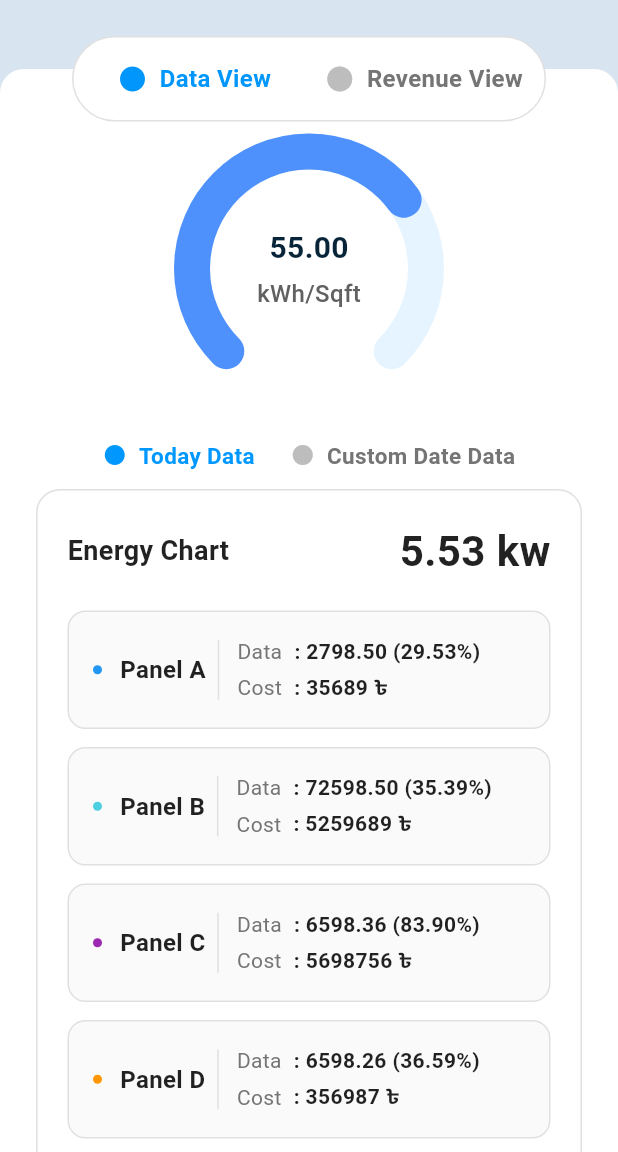
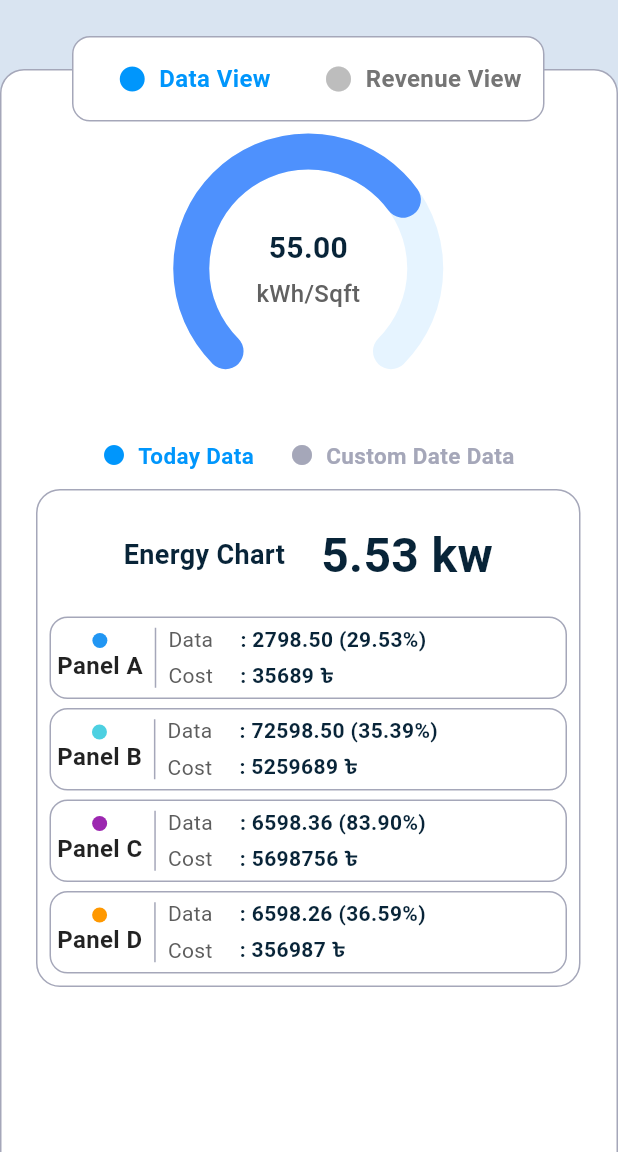
Before and after one commit to Iftikhar-Shams-Niloy/flutter_control_and_monitoring_system, a Flutter app: the DataDetailsScreen screen opened directly with sample values from the repository, on a phone screen of 412 x 824 dp, the part 84-1236 px from its top. Run offline on Flutter 3.47's test engine with Material 3 defaults, Android fonts, the phone set to English and light mode, and no system bars.

Commit message:
Enhance DataDetailsScreen and related widgets; add search functionality.

```diff
--- a/lib/screens/data_details_screen.dart
+++ b/lib/screens/data_details_screen.dart
@@ -1,6 +1,7 @@
 import 'package:flutter/material.dart';
 import 'package:flutter_control_and_monitoring_system/core/app_colors.dart';
 import 'package:flutter_control_and_monitoring_system/models/data_source.dart';
+import 'package:flutter_control_and_monitoring_system/models/energy_data_item.dart';
 import 'package:flutter_control_and_monitoring_system/widgets/view_toggle_widget.dart';
 import 'package:flutter_control_and_monitoring_system/widgets/circular_progress_widget.dart';
 import 'package:flutter_control_and_monitoring_system/widgets/date_toggle_widget.dart';
@@ -23,6 +24,8 @@ class _DataViewScreenState extends State<DataDetailsScreen> {
   bool isTodayData = true;
   DateTime? fromDate;
   DateTime? toDate;
+  String searchQuery = '';
+  bool isSearchVisible = false;
 
   @override
   Widget build(BuildContext context) {
@@ -52,7 +55,7 @@ class _DataViewScreenState extends State<DataDetailsScreen> {
       ),
       body: SingleChildScrollView(
         child: Padding(
-          padding: const EdgeInsets.symmetric(vertical: 16.0),
+          padding: const EdgeInsets.only(top: 16.0),
           child: LayoutBuilder(
             builder: (context, constraints) {
               return ConstrainedBox(
@@ -70,6 +73,7 @@ class _DataViewScreenState extends State<DataDetailsScreen> {
                       child: Container(
                         decoration: BoxDecoration(
                           color: Colors.white,
+                          border: Border.all(color: AppColors.borderGrey),
                           borderRadius: const BorderRadius.only(
                             topLeft: Radius.circular(16),
                             topRight: Radius.circular(16),
@@ -80,7 +84,12 @@ class _DataViewScreenState extends State<DataDetailsScreen> {
                     ),
 
                     Padding(
-                      padding: const EdgeInsets.symmetric(horizontal: 24.0),
+                      padding: const EdgeInsets.only(
+                        top: 0.0,
+                        bottom: 24,
+                        left: 24,
+                        right: 25,
+                      ),
                       child: Column(
                         children: [
                           // ViewToggleWidget
@@ -127,6 +136,8 @@ class _DataViewScreenState extends State<DataDetailsScreen> {
                               DateRangePickerWidget(
                                 fromDate: fromDate,
                                 toDate: toDate,
+                                searchQuery: searchQuery,
+                                isSearchVisible: isSearchVisible,
                                 onFromDateChanged: (date) {
                                   setState(() {
                                     fromDate = date;
@@ -137,7 +148,24 @@ class _DataViewScreenState extends State<DataDetailsScreen> {
                                     toDate = date;
                                   });
                                 },
-                                onSearch: () {},
+                                onSearchQueryChanged: (query) {
+                                  setState(() {
+                                    searchQuery = query;
+                                  });
+                                },
+                                onSearchToggle: () {
+                                  setState(() {
+                                    isSearchVisible = !isSearchVisible;
+                                    if (!isSearchVisible) {
+                                      searchQuery =
+                                          ''; // Clear search when hiding
+                                    }
+                                  });
+                                },
+                                onSearch: () {
+                                  // Search button pressed (already live filtering via onSearchQueryChanged)
+                                  setState(() {});
+                                },
                               ),
                             ],
 
@@ -167,10 +195,9 @@ class _DataViewScreenState extends State<DataDetailsScreen> {
                                       .dataSource
                                       .energyDetails
                                       .chartTotalValue,
-                                  dataItems:
-                                      widget.dataSource.energyDetails.dataItems,
+                                  dataItems: _getFilteredDataItems(),
                                 ),
-                                const SizedBox(height: 24),
+                                const SizedBox(height: 12),
                                 EnergyChartWidget(
                                   title:
                                       '${widget.dataSource.energyDetails.chartTitle} (History)',
@@ -178,8 +205,7 @@ class _DataViewScreenState extends State<DataDetailsScreen> {
                                       .dataSource
                                       .energyDetails
                                       .chartTotalValue,
-                                  dataItems:
-                                      widget.dataSource.energyDetails.dataItems,
+                                  dataItems: _getFilteredDataItems(),
                                 ),
                               ],
                             )
@@ -200,4 +226,16 @@ class _DataViewScreenState extends State<DataDetailsScreen> {
       ),
     );
   }
+
+  List<EnergyDataItem> _getFilteredDataItems() {
+    if (searchQuery.isEmpty) {
+      return widget.dataSource.energyDetails.dataItems;
+    }
+    return widget.dataSource.energyDetails.dataItems
+        .where(
+          (item) =>
+              item.label.toLowerCase().contains(searchQuery.toLowerCase()),
+        )
+        .toList();
+  }
 }
--- a/lib/widgets/data_item_card.dart
+++ b/lib/widgets/data_item_card.dart
@@ -1,4 +1,5 @@
 import 'package:flutter/material.dart';
+import 'package:flutter_control_and_monitoring_system/core/app_colors.dart';
 import 'package:flutter_control_and_monitoring_system/models/energy_data_item.dart';
 
 class DataItemCard extends StatelessWidget {
@@ -9,17 +10,19 @@ class DataItemCard extends StatelessWidget {
   @override
   Widget build(BuildContext context) {
     return Container(
-      padding: const EdgeInsets.all(16),
+      padding: const EdgeInsets.all(4),
       decoration: BoxDecoration(
-        color: Colors.grey[50],
+        color: Colors.white,
         borderRadius: BorderRadius.circular(12),
-        border: Border.all(color: Colors.grey[300]!),
+        border: Border.all(color: AppColors.borderGrey),
       ),
       child: Row(
         children: [
+          Column(
+            children: [
               Container(
-            width: 6,
-            height: 6,
+                width: 10,
+                height: 10,
                 decoration: BoxDecoration(
                   color: item.color,
                   shape: BoxShape.circle,
@@ -34,9 +37,14 @@ class DataItemCard extends StatelessWidget {
                   color: Colors.black87,
                 ),
               ),
+            ],
+          ),
           const SizedBox(width: 8),
-          Container(width: 1, height: 40, color: Colors.grey[300]),
-          const SizedBox(width: 12),
+
+          Container(width: 1, height: 40, color: AppColors.borderGrey),
+
+          const SizedBox(width: 8),
+
           Expanded(
             child: Column(
               crossAxisAlignment: CrossAxisAlignment.start,
@@ -45,15 +53,18 @@ class DataItemCard extends StatelessWidget {
                   children: [
                     Text(
                       'Data',
-                      style: TextStyle(fontSize: 14, color: Colors.grey[600]),
+                      style: TextStyle(
+                        fontSize: 14,
+                        color: AppColors.textHintGrey,
                       ),
-                    const SizedBox(width: 8),
+                    ),
+                    const SizedBox(width: 18),
                     Text(
                       ': ${item.data}',
                       style: const TextStyle(
                         fontSize: 14,
                         fontWeight: FontWeight.w600,
-                        color: Colors.black87,
+                        color: AppColors.textPrimaryBlue,
                       ),
                     ),
                   ],
@@ -63,15 +74,18 @@ class DataItemCard extends StatelessWidget {
                   children: [
                     Text(
                       'Cost',
-                      style: TextStyle(fontSize: 14, color: Colors.grey[600]),
+                      style: TextStyle(
+                        fontSize: 14,
+                        color: AppColors.textHintGrey,
                       ),
-                    const SizedBox(width: 8),
+                    ),
+                    const SizedBox(width: 18),
                     Text(
                       ': ${item.cost}',
                       style: const TextStyle(
                         fontSize: 14,
                         fontWeight: FontWeight.w600,
-                        color: Colors.black87,
+                        color: AppColors.textPrimaryBlue,
                       ),
                     ),
                   ],
--- a/lib/widgets/date_toggle_widget.dart
+++ b/lib/widgets/date_toggle_widget.dart
@@ -1,5 +1,5 @@
 import 'package:flutter/material.dart';
-
+import 'package:flutter_control_and_monitoring_system/core/app_colors.dart';
 
 class DateToggleWidget extends StatelessWidget {
   final bool isTodayData;
@@ -23,15 +23,17 @@ class DateToggleWidget extends StatelessWidget {
               Icon(
                 Icons.circle,
                 size: 16,
-                color: isTodayData ? const Color(0xFF0098FF) : Colors.grey[400],
+                color: isTodayData
+                    ? AppColors.primaryBlue
+                    : AppColors.borderGrey,
               ),
               const SizedBox(width: 8),
               Text(
                 'Today Data',
                 style: TextStyle(
                   color: isTodayData
-                      ? const Color(0xFF0098FF)
-                      : Colors.grey[600],
+                      ? AppColors.primaryBlue
+                      : AppColors.borderGrey,
                   fontSize: 15,
                   fontWeight: FontWeight.w600,
                 ),
@@ -48,16 +50,16 @@ class DateToggleWidget extends StatelessWidget {
                 Icons.circle,
                 size: 16,
                 color: !isTodayData
-                    ? const Color(0xFF0098FF)
-                    : Colors.grey[400],
+                    ? AppColors.primaryBlue
+                    : AppColors.borderGrey,
               ),
               const SizedBox(width: 8),
               Text(
                 'Custom Date Data',
                 style: TextStyle(
                   color: !isTodayData
-                      ? const Color(0xFF0098FF)
-                      : Colors.grey[600],
+                      ? AppColors.primaryBlue
+                      : AppColors.borderGrey,
                   fontSize: 15,
                   fontWeight: FontWeight.w600,
                 ),
--- a/lib/widgets/energy_chart_widget.dart
+++ b/lib/widgets/energy_chart_widget.dart
@@ -1,4 +1,5 @@
 import 'package:flutter/material.dart';
+import 'package:flutter_control_and_monitoring_system/core/app_colors.dart';
 import 'package:flutter_control_and_monitoring_system/models/energy_data_item.dart';
 import 'package:flutter_control_and_monitoring_system/widgets/data_item_card.dart';
 
@@ -17,40 +18,46 @@ class EnergyChartWidget extends StatelessWidget {
   @override
   Widget build(BuildContext context) {
     return Container(
-      padding: const EdgeInsets.all(20),
+      padding: const EdgeInsets.all(8),
       decoration: BoxDecoration(
         color: Colors.white,
         borderRadius: BorderRadius.circular(16),
-        border: Border.all(color: Colors.grey[300]!),
+        border: Border.all(color: AppColors.borderGrey),
       ),
       child: Column(
         children: [
-          Row(
-            mainAxisAlignment: MainAxisAlignment.spaceBetween,
+          Padding(
+            padding: const EdgeInsets.symmetric(vertical: 12.0),
+            child: Row(
+              mainAxisAlignment: MainAxisAlignment.center,
               children: [
                 Text(
                   title,
                   style: const TextStyle(
                     fontSize: 18,
                     fontWeight: FontWeight.w600,
-                  color: Colors.black87,
+                    color: AppColors.textPrimaryBlue,
                   ),
                 ),
+
+                SizedBox(width: 24),
+
                 Text(
                   totalValue,
                   style: const TextStyle(
-                  fontSize: 28,
+                    fontSize: 32,
                     fontWeight: FontWeight.bold,
-                  color: Colors.black87,
+                    color: AppColors.textPrimaryBlue,
                   ),
                 ),
               ],
             ),
-          const SizedBox(height: 20),
+          ),
+
           ...dataItems
               .map(
                 (item) => Padding(
-                  padding: const EdgeInsets.only(bottom: 12),
+                  padding: const EdgeInsets.only(top: 6),
                   child: DataItemCard(item: item),
                 ),
               )
--- a/lib/widgets/view_toggle_widget.dart
+++ b/lib/widgets/view_toggle_widget.dart
@@ -17,8 +17,8 @@ class ViewToggleWidget extends StatelessWidget {
       padding: const EdgeInsets.all(4),
       decoration: BoxDecoration(
         color: Colors.white,
-        borderRadius: BorderRadius.circular(30),
-        border: Border.all(color: Colors.grey[300]!),
+        borderRadius: BorderRadius.circular(12),
+        border: Border.all(color: AppColors.borderGrey),
       ),
       child: Row(
         children: [
```
Also changed, not shown: lib/widgets/date_range_picker_widget.dart (+73 -7 lines). Lines whose indentation alone changed are shown as unchanged.
